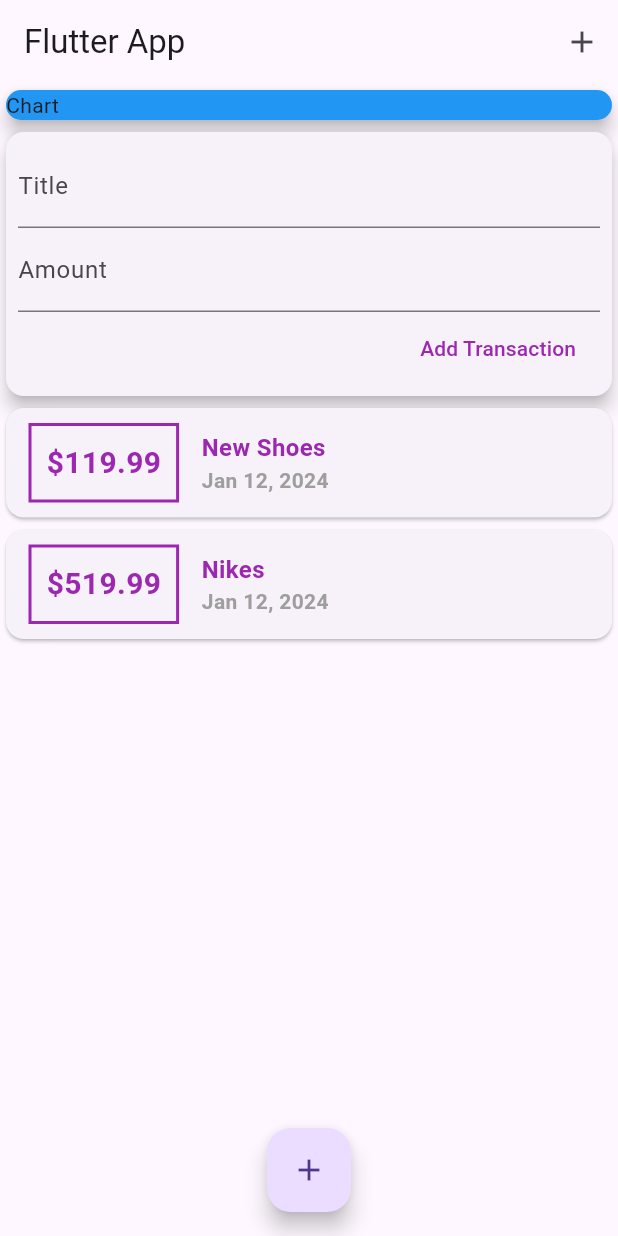
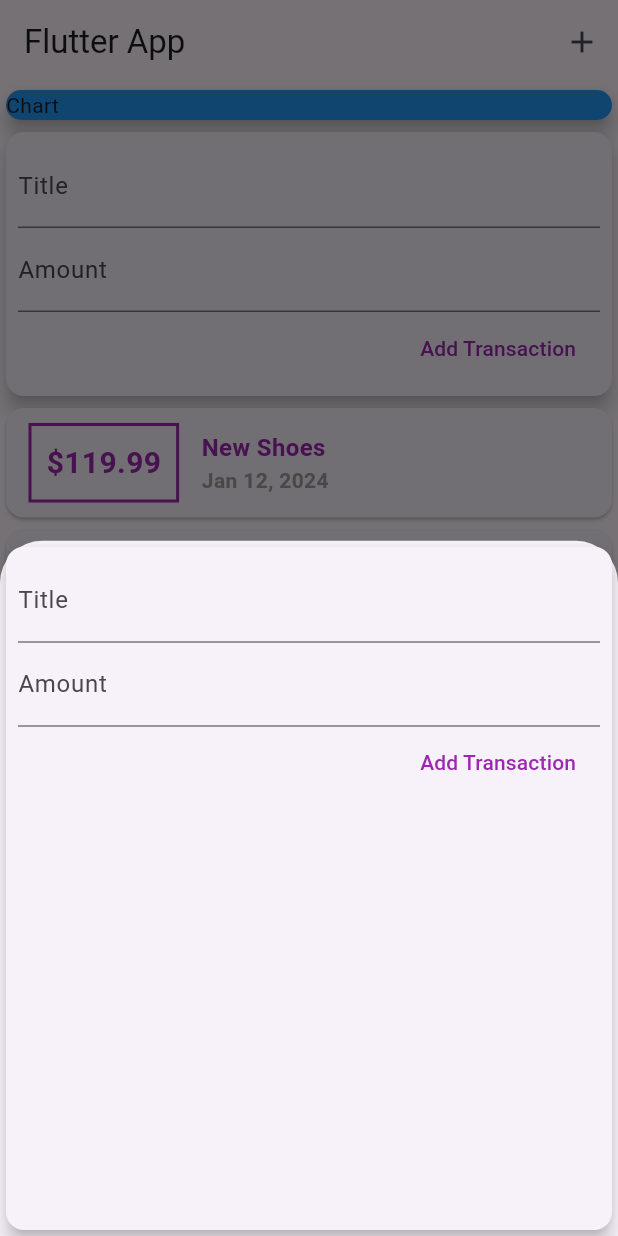
Before and after one commit to kmayatwal/expense_planner, a Flutter app: the screen it shows after launch, after a tap on the "add" icon, on a phone screen of 412 x 824 dp. Run offline on Flutter 3.47's test engine with Material 3 defaults, Android fonts, the phone set to English and light mode, and no system bars.

Commit message:
Modal Sheet added and make main dart to stateful widget

```diff
--- a/lib/main.dart
+++ b/lib/main.dart
@@ -1,6 +1,9 @@
+import 'package:flutter/gestures.dart';
 import 'package:flutter/material.dart';
 
-import './widgets/user_transactions.dart';
+import './models/transaction.dart';
+import './widgets/new_transaction.dart';
+import './widgets/transaction_list.dart';
 
 void main() => runApp(MyApp());
 
@@ -14,9 +17,53 @@ class MyApp extends StatelessWidget {
   }
 }
 
-class MyHomePage extends StatelessWidget {
-  // String titleInput;
-  // String amountInput;
+class MyHomePage extends StatefulWidget {
+  @override
+  _MyHomePageState createState() => _MyHomePageState();
+}
+
+class _MyHomePageState extends State<MyHomePage> {
+  final List<Transaction> _userTransaction = [
+    Transaction(
+      id: 't1',
+      title: 'New Shoes',
+      amount: 119.99,
+      date: DateTime.now(),
+    ),
+    Transaction(
+      id: 't2',
+      title: 'Nikes',
+      amount: 519.99,
+      date: DateTime.now(),
+    ),
+  ];
+
+  void _addTransaction(String txTitle, double txAmount) {
+    final newTx = Transaction(
+      id: DateTime.now().toString(),
+      title: txTitle,
+      amount: txAmount,
+      date: DateTime.now(),
+    );
+
+    setState(() {
+      _userTransaction.add(newTx);
+    });
+  }
+
+  void _startAddNewTransaction(BuildContext ctx) {
+    showModalBottomSheet(
+      context: ctx,
+      builder: (bCtx) {
+        return NewTransaction(_addTransaction);
+        // return GestureDetector(
+        //   onTap: () {},
+        //   child: NewTransaction(_addTransaction),
+        //   behavior: HitTestBehavior.opaque,
+        // );
+      },
+    );
+  }
 
   @override
   Widget build(BuildContext context) {
@@ -26,7 +73,7 @@ class MyHomePage extends StatelessWidget {
         actions: <Widget>[
           IconButton(
             icon: Icon(Icons.add),
-            onPressed: () {},
+            onPressed: () => _startAddNewTransaction(context),
           )
         ],
       ),
@@ -43,14 +90,15 @@ class MyHomePage extends StatelessWidget {
                 elevation: 5,
               ),
             ),
-            UserTransactions()
+            NewTransaction(_addTransaction),
+            TransactionList(_userTransaction),
           ],
         ),
       ),
       floatingActionButtonLocation: FloatingActionButtonLocation.centerFloat,
       floatingActionButton: FloatingActionButton(
         child: Icon(Icons.add),
-        onPressed: () {},
+        onPressed: () => _startAddNewTransaction(context),
       ),
     );
   }
--- a/lib/widgets/user_transactions.dart
+++ b/lib/widgets/user_transactions.dart
@@ -1,50 +1,24 @@
-import 'package:flutter/material.dart';
+// import 'package:flutter/material.dart';
 
-import '../widgets/transaction_list.dart';
-import '../widgets/new_transaction.dart';
-import '../models/transaction.dart';
+// import '../widgets/transaction_list.dart';
+// import '../widgets/new_transaction.dart';
+// import '../models/transaction.dart';
 
-class UserTransactions extends StatefulWidget {
-  @override
-  State<UserTransactions> createState() => _UserTransactionsState();
-}
+// class UserTransactions extends StatefulWidget {
+//   @override
+//   State<UserTransactions> createState() => _UserTransactionsState();
+// }
 
-class _UserTransactionsState extends State<UserTransactions> {
-  final List<Transaction> _userTransaction = [
-    Transaction(
-      id: 't1',
-      title: 'New Shoes',
-      amount: 119.99,
-      date: DateTime.now(),
-    ),
-    Transaction(
-      id: 't2',
-      title: 'Nikes',
-      amount: 519.99,
-      date: DateTime.now(),
-    ),
-  ];
+// class _UserTransactionsState extends State<UserTransactions> {
 
-  void _addTransaction(String txTitle, double txAmount) {
-    final newTx = Transaction(
-      id: DateTime.now().toString(),
-      title: txTitle,
-      amount: txAmount,
-      date: DateTime.now(),
-    );
 
-    setState(() {
-      _userTransaction.add(newTx);
-    });
-  }
-
-  @override
-  Widget build(BuildContext context) {
-    return Column(
-      children: <Widget>[
-        NewTransaction(_addTransaction),
-        TransactionList(_userTransaction),
-      ],
-    );
-  }
-}
+//   @override
+//   Widget build(BuildContext context) {
+//     return Column(
+//       children: <Widget>[
+//         NewTransaction(_addTransaction),
+//         TransactionList(_userTransaction),
+//       ],
+//     );
+//   }
+// }
```
